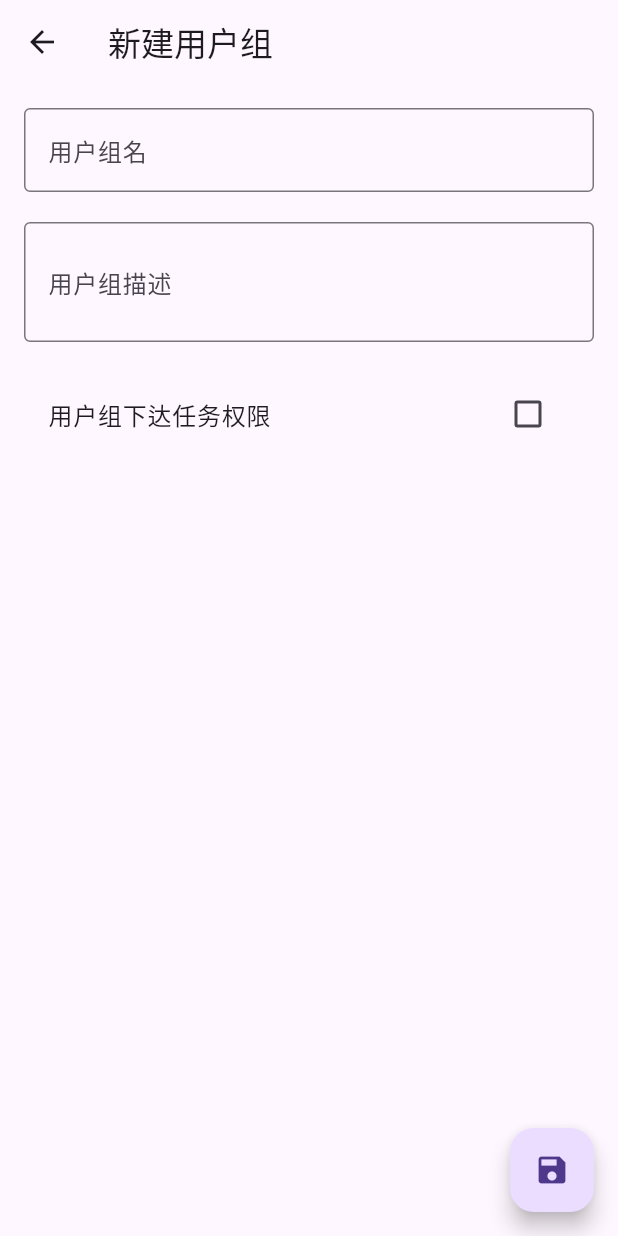
After one commit to Stanley-233/eldritch_frontend, a Flutter app: the GroupAddPage screen opened directly, on a phone screen of 412 x 824 dp. The commit adds this screen. Run offline on Flutter 3.47's test engine with Material 3 defaults, Android fonts, the phone set to English and light mode, and no system bars; our stand-ins replace flutter_markdown_plus, shared_preferences; missing offline and left inert: card_settings_ui; accounts and stored records are empty.

Commit message:
feat: user group creation and deletion

```diff
--- a/lib/models/user_group.dart
+++ b/lib/models/user_group.dart
@@ -0,0 +1,22 @@
+class UserGroup {
+  int groupId;
+  String groupName;
+  String groupDescription;
+  bool canSendMessage;
+
+  UserGroup({
+    this.groupId = -1,
+    required this.groupName,
+    required this.groupDescription,
+    required this.canSendMessage,
+  });
+
+  factory UserGroup.fromJson(Map<String, dynamic> json) {
+    return UserGroup(
+      groupId: json['group_id'],
+      groupName: json['group_name'],
+      groupDescription: json['group_description'],
+      canSendMessage: json['can_send_message'] ?? false,
+    );
+  }
+}
--- /dev/null
+++ b/lib/pages/group_add_page.dart
@@ -0,0 +1,108 @@
+import 'package:flutter/material.dart';
+
+import '../models/user_group.dart';
+import '../services/user_view_service.dart';
+
+class GroupAddPage extends StatefulWidget {
+  final titleController = TextEditingController();
+  final contentController = TextEditingController();
+
+  @override
+  State<StatefulWidget> createState() => _GroupAddPageState();
+}
+
+class _GroupAddPageState extends State<GroupAddPage> {
+  bool canSendMessage = false;
+  final _formKey = GlobalKey<FormState>();
+
+  @override
+  Widget build(BuildContext context) {
+    return PopScope(
+      child: Scaffold(
+        appBar: AppBar(
+          title: const Text('新建用户组'),
+          leading: IconButton(
+            icon: const Icon(Icons.arrow_back),
+            onPressed: () {
+              Navigator.pop(context);
+            },
+          ),
+        ),
+        body: SingleChildScrollView(
+          padding: const EdgeInsets.all(16.0),
+          child: Center(
+            child: SizedBox(
+              width: (MediaQuery.of(context).size.width > 800) ? 800 : null,
+              child: Form(
+                key: _formKey,
+                child: Column(
+                  children: [
+                    TextFormField(
+                      controller: widget.titleController,
+                      decoration: const InputDecoration(
+                        labelText: '用户组名',
+                        border: OutlineInputBorder(),
+                      ),
+                      validator: (value) {
+                        if (value == null || value.isEmpty) {
+                          return '用户组名不可为空';
+                        }
+                        return null;
+                      },
+                    ),
+                    const SizedBox(height: 20),
+                    TextFormField(
+                      controller: widget.contentController,
+                      decoration: const InputDecoration(
+                        labelText: '用户组描述',
+                        border: OutlineInputBorder(),
+                      ),
+                      maxLines: 2,
+                    ),
+                    const SizedBox(height: 20),
+                    // 选择用户是否可以发送信息
+                    CheckboxListTile(
+                      title: const Text("用户组下达任务权限"),
+                      value: canSendMessage,
+                      onChanged: (bool? value) {
+                        setState(() {
+                          canSendMessage = value ?? false;
+                        });
+                      },
+                    )
+                  ],
+                ),
+              )
+            ),
+          ),
+        ),
+        floatingActionButton: FloatingActionButton(
+          onPressed: () async {
+            // TODO: 保存用户组信息
+            if (_formKey.currentState?.validate() != true) {
+              return;
+            }
+            final newGroup = UserGroup(
+              groupName: widget.titleController.text,
+              groupDescription: widget.contentController.text,
+              canSendMessage: this.canSendMessage,
+            );
+            final response = await createGroup(newGroup);
+            if (response.statusCode == 200) {
+              ScaffoldMessenger.of(context).showSnackBar(
+                SnackBar(content: Text('用户组创建成功')),
+              );
+              Navigator.pop(context, true);
+            } else {
+              ScaffoldMessenger.of(context).showSnackBar(
+                SnackBar(content: Text('创建用户组失败: ${response.reasonPhrase}')),
+              );
+            }
+          },
+          tooltip: "保存用户组",
+          child: const Icon(Icons.save),
+        ),
+      ),
+    );
+  }
+}
--- a/lib/pages/message_add_page.dart
+++ b/lib/pages/message_add_page.dart
@@ -41,18 +41,30 @@ class _MessageAddPageState extends State<MessageAddPage> {
                   TextFormField(
                     controller: widget.titleController,
                     decoration: const InputDecoration(
-                      labelText: '消息标题',
+                      labelText: '任务标题',
                       border: OutlineInputBorder(),
                     ),
+                    validator: (value) {
+                      if (value == null || value.isEmpty) {
+                        return '任务标题不可为空';
+                      }
+                      return null;
+                    },
                   ),
                   const SizedBox(height: 20),
                   TextFormField(
                     controller: widget.contentController,
                     decoration: const InputDecoration(
-                      labelText: '消息内容',
+                      labelText: '任务内容',
                       border: OutlineInputBorder(),
                     ),
-                    maxLines: 14,
+                    maxLines: 12,
+                    validator: (value) {
+                      if (value == null || value.isEmpty) {
+                        return '任务内容不可为空';
+                      }
+                      return null;
+                    },
                   ),
                   const SizedBox(height: 20),
                   /*const Text(
@@ -92,6 +104,7 @@ class _MessageAddPageState extends State<MessageAddPage> {
               // TODO: Implement message sending logic
             });
           },
+          tooltip: "发送消息",
           child: const Icon(Icons.send),
         ),
       ),
--- a/lib/pages/user_view_page.dart
+++ b/lib/pages/user_view_page.dart
@@ -50,8 +50,8 @@ class _UserViewState extends State<StatefulWidget> {
               final userList = extractFromJson(utf8.decode(response.bodyBytes));
               return Center(
                 child: SizedBox(
-                  width: (MediaQuery.of(context).size.width > 1000) ? 1000 : MediaQuery.of(context).size.width,
-                  height: (MediaQuery.of(context).size.height > 1000) ? 1000 : MediaQuery.of(context).size.height,
+                  width: (MediaQuery.of(context).size.width > 800) ? 800 : MediaQuery.of(context).size.width,
+                  height: MediaQuery.of(context).size.height,
                   child: ListView.separated(
                     itemCount: userList.length,
                     itemBuilder: (BuildContext context, int index) {
--- a/lib/services/api_service.dart
+++ b/lib/services/api_service.dart
@@ -12,6 +12,7 @@ String hashPassword(String password) {
 }
 
 Future<int> postLogin(String username, String password) async {
+  // TODO: Remove this debug code in production
   if (username == "debug" || password == "debug") return 200;
   final hashedPassword = hashPassword(password);
   final url = Uri.parse('$apiUrl/auth/login');
```
Also changed, not shown: lib/pages/group_list_page.dart (added, +179 -0 lines), lib/pages/manage_page.dart (+8 -7 lines), lib/pages/message_list_page.dart (+3 -6 lines), lib/services/user_view_service.dart (+35 -1 lines), lib/widgets/group_view.dart (added, +54 -0 lines).
